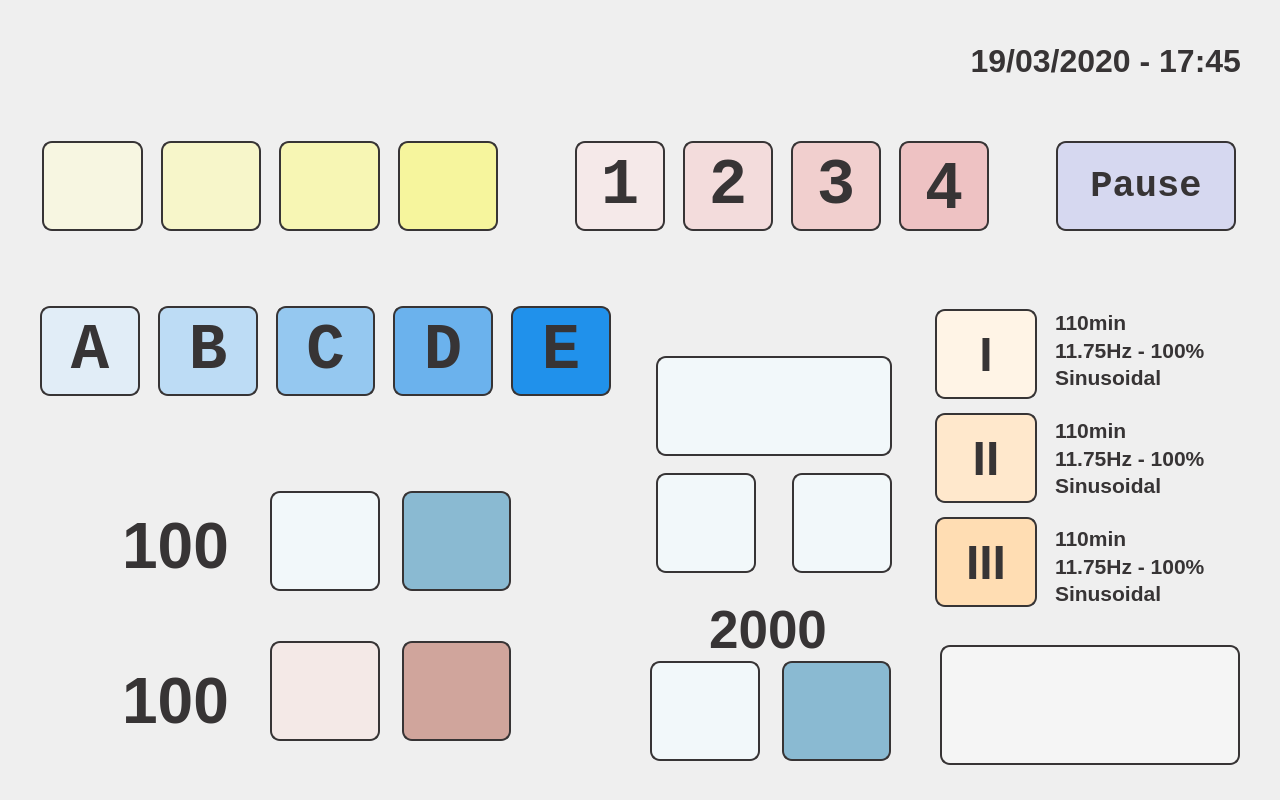
MarianoDel/pyqt5, file light_treat_v_1_0/light_ver_1_0.ui: the form before one commit.
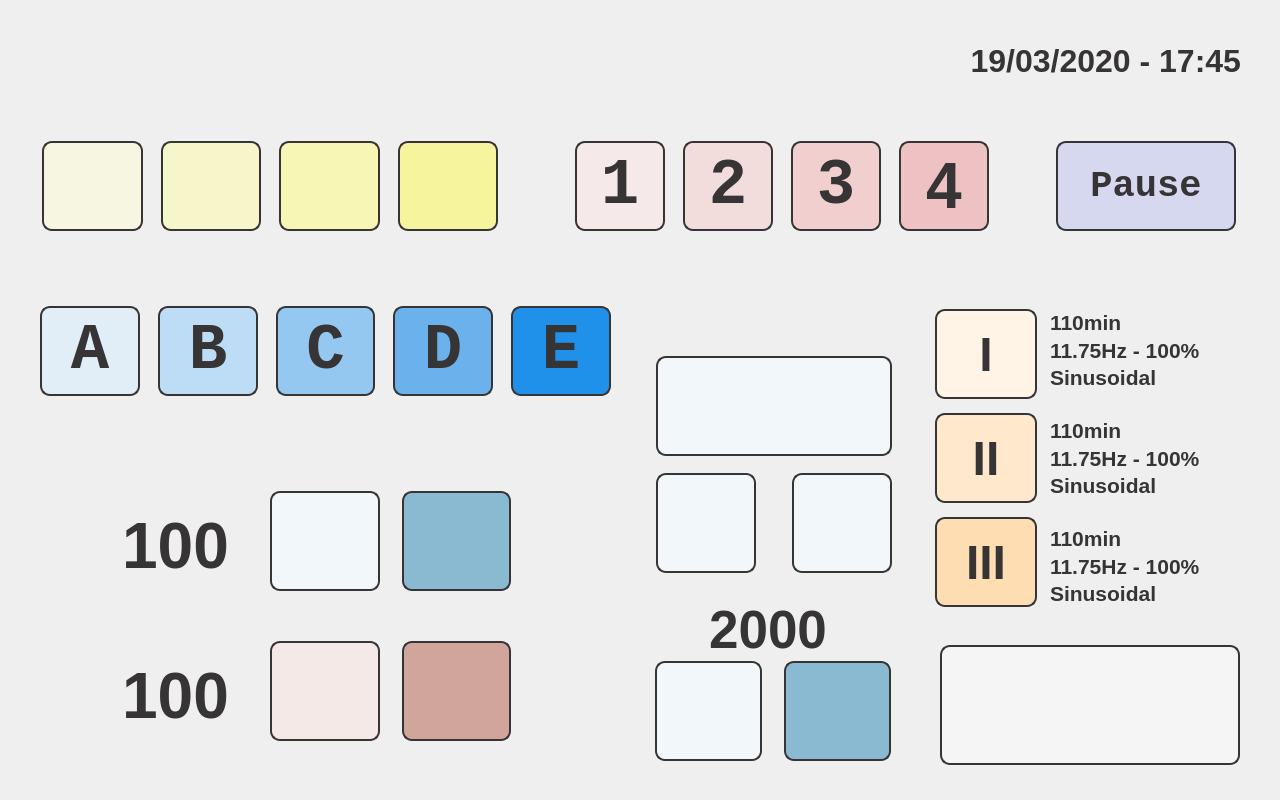
The form after the commit. Icons and pictures are not drawn.

The edit to the form file:
```diff
--- a/light_treat_v_1_0/light_ver_1_0.ui
+++ b/light_treat_v_1_0/light_ver_1_0.ui
@@ -499,9 +499,9 @@
   <widget class="QWidget" name="layoutWidget">
    <property name="geometry">
     <rect>
-     <x>1055</x>
+     <x>1050</x>
      <y>310</y>
-     <width>181</width>
+     <width>191</width>
      <height>296</height>
     </rect>
    </property>
@@ -796,7 +796,7 @@
    <property name="geometry">
     <rect>
      <x>120</x>
-     <y>665</y>
+     <y>660</y>
      <width>111</width>
      <height>61</height>
     </rect>
@@ -1106,9 +1106,9 @@
   <widget class="QWidget" name="layoutWidget_9">
    <property name="geometry">
     <rect>
-     <x>650</x>
+     <x>655</x>
      <y>660</y>
-     <width>241</width>
+     <width>236</width>
      <height>102</height>
     </rect>
    </property>
```
